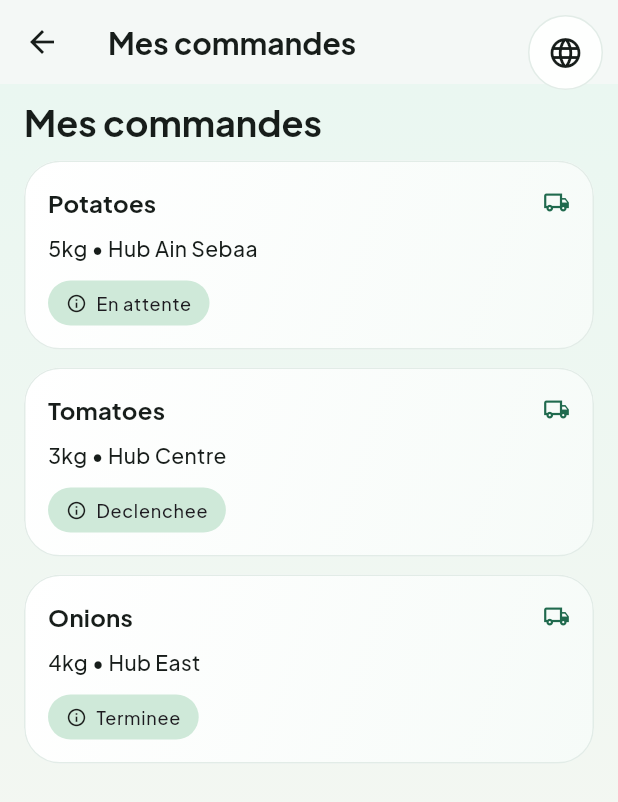
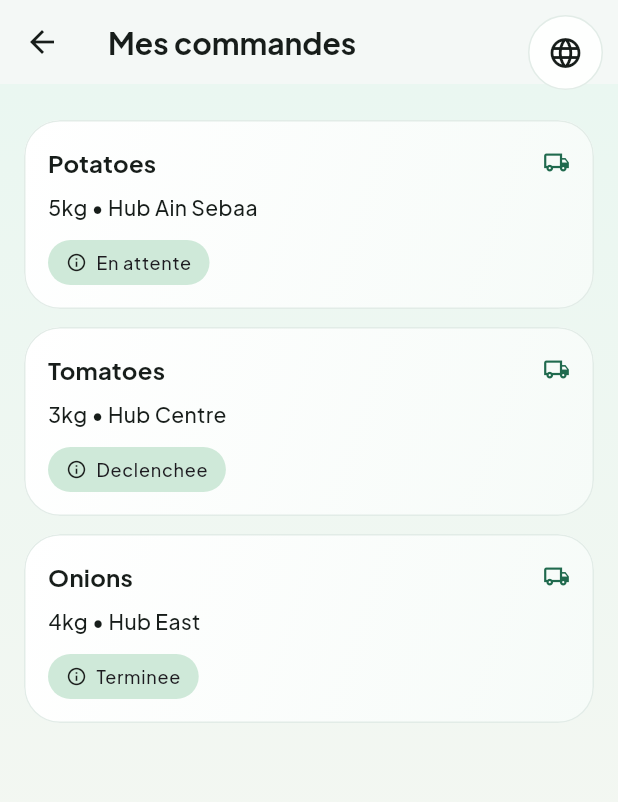
Before and after one commit to Kynmmarshall/BatchIt, a Flutter app: the MyOrdersScreen screen opened directly, after a tap on the "language" icon, on a phone screen of 412 x 824 dp. Shown: the top 802 px of the screen. Run offline on Flutter 3.47's test engine with Material 3 defaults, Android fonts, the phone set to English and light mode, and no system bars; our stand-ins replace google_fonts, image_picker; accounts and stored records are empty.

Commit message:
UI error on create batch and my orders screen fixed

```diff
--- a/lib/screens/batch/create_batch_screen.dart
+++ b/lib/screens/batch/create_batch_screen.dart
@@ -51,15 +51,11 @@ class _CreateBatchScreenState extends State<CreateBatchScreen> {
     }
 
     final l10n = AppLocalizations.of(context)!;
-    ScaffoldMessenger.of(context).showSnackBar(
-      SnackBar(content: Text(l10n.batchCreated)),
-    );
+    ScaffoldMessenger.of(
+      context,
+    ).showSnackBar(SnackBar(content: Text(l10n.batchCreated)));
 
-    Navigator.pushNamed(
-      context,
-      AppRoutes.batchDetails,
-      arguments: batch.id,
-    );
+    Navigator.pushNamed(context, AppRoutes.batchDetails, arguments: batch.id);
   }
 
   @override
@@ -79,11 +75,11 @@ class _CreateBatchScreenState extends State<CreateBatchScreen> {
                 child: Column(
                   crossAxisAlignment: CrossAxisAlignment.start,
                   children: [
-                    Text(
-                      l10n.createBatch,
-                      style: theme.textTheme.headlineSmall,
-                    ),
-                    const SizedBox(height: AppSpacing.xs),
+                    // Text(
+                    //   l10n.createBatch,
+                    //   style: theme.textTheme.headlineSmall,
+                    // ),
+                    // const SizedBox(height: AppSpacing.xs),
                     Text(
                       l10n.welcomeSubtitle,
                       style: theme.textTheme.bodyMedium,
@@ -101,9 +97,13 @@ class _CreateBatchScreenState extends State<CreateBatchScreen> {
                       children: [
                         TextFormField(
                           controller: _productController,
-                          decoration: InputDecoration(labelText: l10n.productName),
+                          decoration: InputDecoration(
+                            labelText: l10n.productName,
+                          ),
                           validator: (value) =>
-                              value == null || value.trim().isEmpty ? l10n.productName : null,
+                              value == null || value.trim().isEmpty
+                              ? l10n.productName
+                              : null,
                         ),
                         const SizedBox(height: AppSpacing.sm),
                         TextFormField(
@@ -111,14 +111,18 @@ class _CreateBatchScreenState extends State<CreateBatchScreen> {
                           keyboardType: TextInputType.number,
                           decoration: InputDecoration(labelText: l10n.bulkSize),
                           validator: (value) =>
-                              value == null || value.trim().isEmpty ? l10n.bulkSize : null,
+                              value == null || value.trim().isEmpty
+                              ? l10n.bulkSize
+                              : null,
                         ),
                         const SizedBox(height: AppSpacing.sm),
                         TextFormField(
                           controller: _locationController,
                           decoration: InputDecoration(labelText: l10n.location),
                           validator: (value) =>
-                              value == null || value.trim().isEmpty ? l10n.location : null,
+                              value == null || value.trim().isEmpty
+                              ? l10n.location
+                              : null,
                         ),
                         const SizedBox(height: AppSpacing.md),
                         AppPrimaryButton(
--- a/lib/screens/orders/my_orders_screen.dart
+++ b/lib/screens/orders/my_orders_screen.dart
@@ -49,20 +49,21 @@ class _MyOrdersScreenState extends State<MyOrdersScreen> {
         child: Column(
           crossAxisAlignment: CrossAxisAlignment.start,
           children: [
-            AppStaggeredFade(
-              index: 0,
-              child: Text(
-                l10n.myOrders,
-                style: Theme.of(context).textTheme.headlineSmall,
-              ),
-            ),
+            // AppStaggeredFade(
+            //   index: 0,
+            //   child: Text(
+            //     l10n.myOrders,
+            //     style: Theme.of(context).textTheme.headlineSmall,
+            //   ),
+            // ),
             const SizedBox(height: AppSpacing.sm),
             Expanded(
               child: orderProvider.isLoading
                   ? const Center(child: CircularProgressIndicator())
                   : ListView.separated(
                       itemCount: orderProvider.orders.length,
-                      separatorBuilder: (_, __) => const SizedBox(height: AppSpacing.sm),
+                      separatorBuilder: (_, __) =>
+                          const SizedBox(height: AppSpacing.sm),
                       itemBuilder: (context, index) {
                         final order = orderProvider.orders[index];
                         return AppStaggeredFade(
```
